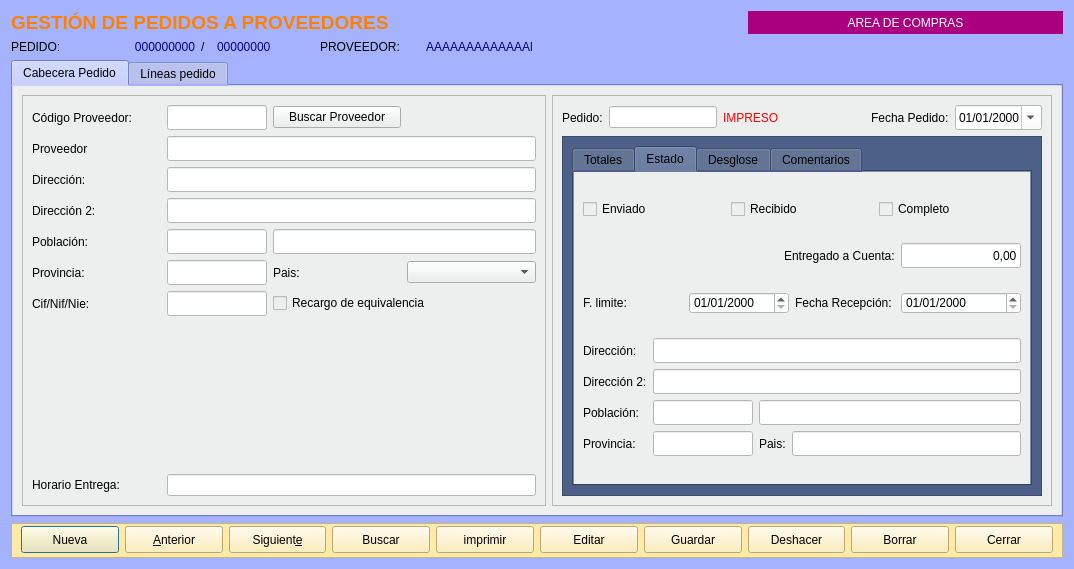
Above: Zona_Compras/frmpedidosproveedor.ui from arcnexus/RedFoX before the change. Below: the same form after it.
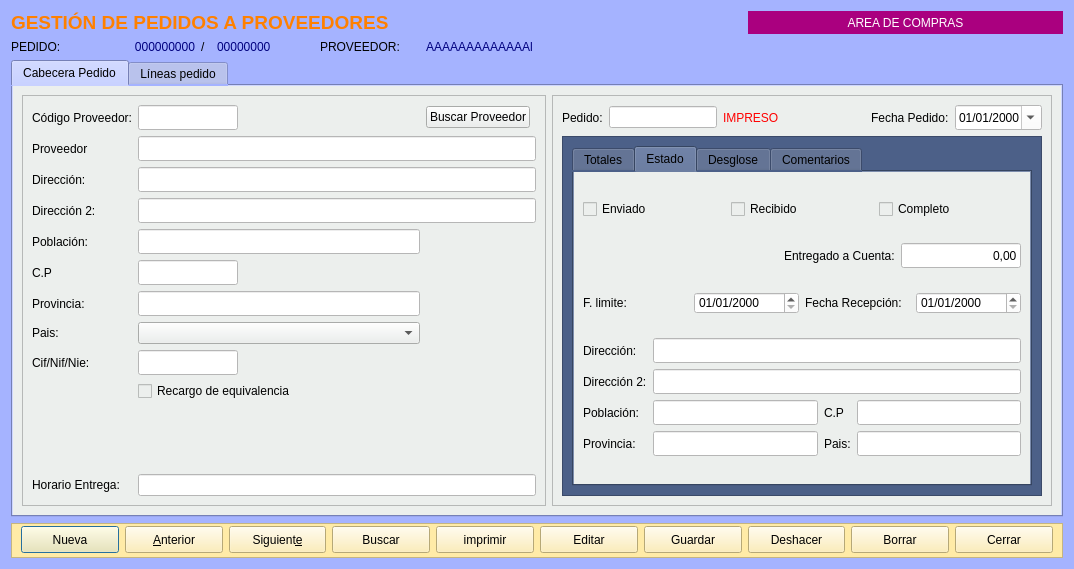
That is the form after the change. The open tabs and pages were chosen to show the change. Icons and pictures are not drawn.

Diff of the .ui file:
```diff
--- a/Zona_Compras/frmpedidosproveedor.ui
+++ b/Zona_Compras/frmpedidosproveedor.ui
@@ -338,10 +338,109 @@
           <enum>QFrame::Raised</enum>
          </property>
          <layout class="QGridLayout" name="gridLayout">
+          <item row="2" column="0">
+           <widget class="QLabel" name="label_5">
+            <property name="text">
+             <string>Dirección:</string>
+            </property>
+           </widget>
+          </item>
+          <item row="4" column="0">
+           <widget class="QLabel" name="label_7">
+            <property name="text">
+             <string>Población:</string>
+            </property>
+           </widget>
+          </item>
+          <item row="8" column="1">
+           <widget class="QLineEdit" name="txtcCif">
+            <property name="minimumSize">
+             <size>
+              <width>0</width>
+              <height>25</height>
+             </size>
+            </property>
+            <property name="maximumSize">
+             <size>
+              <width>100</width>
+              <height>16777215</height>
+             </size>
+            </property>
+            <property name="styleSheet">
+             <string notr="true">background-color: rgb(255, 255, 255);</string>
+            </property>
+           </widget>
+          </item>
+          <item row="11" column="0">
+           <widget class="QLabel" name="label_19">
+            <property name="text">
+             <string>Horario Entrega:</string>
+            </property>
+           </widget>
+          </item>
+          <item row="11" column="1" colspan="3">
+           <widget class="QLineEdit" name="txtHorarioEntrega">
+            <property name="styleSheet">
+             <string notr="true">background-color: rgb(255, 255, 255);</string>
+            </property>
+           </widget>
+          </item>
+          <item row="0" column="0">
+           <widget class="QLabel" name="label_3">
+            <property name="text">
+             <string>Código Proveedor:</string>
+            </property>
+           </widget>
+          </item>
           <item row="6" column="0">
-           <widget class="QLabel" name="label_15">
+           <widget class="QLabel" name="label_13">
             <property name="text">
-             <string>Cif/Nif/Nie:</string>
+             <string>Provincia:</string>
+            </property>
+           </widget>
+          </item>
+          <item row="3" column="1" colspan="3">
+           <widget class="QLineEdit" name="txtcDireccion2">
+            <property name="minimumSize">
+             <size>
+              <width>0</width>
+              <height>25</height>
+             </size>
+            </property>
+            <property name="styleSheet">
+             <string notr="true">background-color: rgb(255, 255, 255);</string>
+            </property>
+           </widget>
+          </item>
+          <item row="10" column="1">
+           <spacer name="verticalSpacer_2">
+            <property name="orientation">
+             <enum>Qt::Vertical</enum>
+            </property>
+            <property name="sizeHint" stdset="0">
+             <size>
+              <width>20</width>
+              <height>40</height>
+             </size>
+            </property>
+           </spacer>
+          </item>
+          <item row="0" column="1">
+           <widget class="QLineEdit" name="txtcCodigoProveedor">
+            <property name="minimumSize">
+             <size>
+              <width>0</width>
+              <height>25</height>
+             </size>
+            </property>
+            <property name="maximumSize">
+             <size>
+              <width>100</width>
+              <height>16777215</height>
+             </size>
+            </property>
+            <property name="styleSheet">
+             <string notr="true">background-color: rgb(255, 255, 255);</string>
             </property>
            </widget>
           </item>
@@ -358,20 +457,14 @@
             </property>
            </widget>
           </item>
-          <item row="4" column="1">
-           <widget class="QLineEdit" name="txtcCp">
+          <item row="1" column="1" colspan="3">
+           <widget class="QLineEdit" name="txtcProveedor">
             <property name="minimumSize">
              <size>
-              <width>100</width>
+              <width>0</width>
               <height>25</height>
              </size>
             </property>
-            <property name="maximumSize">
-             <size>
-              <width>70</width>
-              <height>16777215</height>
-             </size>
-            </property>
             <property name="styleSheet">
              <string notr="true">background-color: rgb(255, 255, 255);</string>
             </property>
@@ -388,22 +481,13 @@
             </property>
            </widget>
           </item>
-          <item row="1" column="1" colspan="3">
-           <widget class="QLineEdit" name="txtcProveedor">
-            <property name="minimumSize">
-             <size>
-              <width>0</width>
-              <height>25</height>
-             </size>
-            </property>
-            <property name="styleSheet">
-             <string notr="true">background-color: rgb(255, 255, 255);</string>
+          <item row="1" column="0">
+           <widget class="QLabel" name="label_4">
+            <property name="text">
+             <string>Proveedor</string>
             </property>
            </widget>
           </item>
-          <item row="5" column="3">
-           <widget class="QComboBox" name="combo_pais"/>
-          </item>
           <item row="3" column="0">
            <widget class="QLabel" name="label_6">
             <property name="text">
@@ -411,53 +495,17 @@
             </property>
            </widget>
           </item>
-          <item row="5" column="1">
-           <widget class="QLineEdit" name="txtcProvincia">
-            <property name="minimumSize">
-             <size>
-              <width>0</width>
-              <height>25</height>
-             </size>
-            </property>
-            <property name="maximumSize">
-             <size>
-              <width>100</width>
-              <height>16777215</height>
-             </size>
-            </property>
-            <property name="styleSheet">
-             <string notr="true">background-color: rgb(255, 255, 255);</string>
-            </property>
-           </widget>
-          </item>
-          <item row="1" column="0">
-           <widget class="QLabel" name="label_4">
+          <item row="8" column="0">
+           <widget class="QLabel" name="label_15">
             <property name="text">
-             <string>Proveedor</string>
-            </property>
-           </widget>
-          </item>
-          <item row="5" column="2">
-           <widget class="QLabel" name="label_14">
-            <property name="text">
-             <string>Pais:</string>
+             <string>Cif/Nif/Nie:</string>
             </property>
            </widget>
           </item>
           <item row="7" column="1">
-           <spacer name="verticalSpacer_2">
-            <property name="orientation">
-             <enum>Qt::Vertical</enum>
-            </property>
-            <property name="sizeHint" stdset="0">
-             <size>
-              <width>20</width>
-              <height>40</height>
-             </size>
-            </property>
-           </spacer>
+           <widget class="QComboBox" name="combo_pais"/>
           </item>
-          <item row="4" column="2" colspan="2">
+          <item row="4" column="1">
            <widget class="QLineEdit" name="txtcPoblacion">
             <property name="sizePolicy">
              <sizepolicy hsizetype="Expanding" vsizetype="Fixed">
@@ -476,48 +524,34 @@
             </property>
            </widget>
           </item>
-          <item row="5" column="0">
-           <widget class="QLabel" name="label_13">
-            <property name="text">
-             <string>Provincia:</string>
-            </property>
-           </widget>
-          </item>
-          <item row="0" column="0">
-           <widget class="QLabel" name="label_3">
-            <property name="text">
-             <string>Código Proveedor:</string>
-            </property>
-           </widget>
-          </item>
-          <item row="0" column="1">
-           <widget class="QLineEdit" name="txtcCodigoProveedor">
-            <property name="minimumSize">
-             <size>
-              <width>0</width>
-              <height>25</height>
-             </size>
-            </property>
-            <property name="maximumSize">
-             <size>
-              <width>100</width>
-              <height>16777215</height>
-             </size>
-            </property>
-            <property name="styleSheet">
-             <string notr="true">background-color: rgb(255, 255, 255);</string>
-            </property>
-           </widget>
-          </item>
-          <item row="2" column="0">
-           <widget class="QLabel" name="label_5">
-            <property name="text">
-             <string>Dirección:</string>
-            </property>
-           </widget>
-          </item>
           <item row="6" column="1">
-           <widget class="QLineEdit" name="txtcCif">
+           <widget class="QLineEdit" name="txtcProvincia">
+            <property name="minimumSize">
+             <size>
+              <width>0</width>
+              <height>25</height>
+             </size>
+            </property>
+            <property name="maximumSize">
+             <size>
+              <width>16777215</width>
+              <height>16777215</height>
+             </size>
+            </property>
+            <property name="styleSheet">
+             <string notr="true">background-color: rgb(255, 255, 255);</string>
+            </property>
+           </widget>
+          </item>
+          <item row="7" column="0">
+           <widget class="QLabel" name="label_14">
+            <property name="text">
+             <string>Pais:</string>
+            </property>
+           </widget>
+          </item>
+          <item row="5" column="1">
+           <widget class="QLineEdit" name="txtcCp">
             <property name="minimumSize">
              <size>
               <width>0</width>
@@ -535,47 +569,20 @@
             </property>
            </widget>
           </item>
-          <item row="6" column="2" colspan="2">
+          <item row="5" column="0">
+           <widget class="QLabel" name="label_32">
+            <property name="text">
+             <string>C.P</string>
+            </property>
+           </widget>
+          </item>
+          <item row="9" column="1">
            <widget class="QCheckBox" name="chklRecargoEq">
             <property name="text">
              <string>Recargo de equivalencia</string>
             </property>
            </widget>
           </item>
-          <item row="3" column="1" colspan="3">
-           <widget class="QLineEdit" name="txtcDireccion2">
-            <property name="minimumSize">
-             <size>
-              <width>0</width>
-              <height>25</height>
-             </size>
-            </property>
-            <property name="styleSheet">
-             <string notr="true">background-color: rgb(255, 255, 255);</string>
-            </property>
-           </widget>
-          </item>
-          <item row="4" column="0">
-           <widget class="QLabel" name="label_7">
-            <property name="text">
-             <string>Población:</string>
-            </property>
-           </widget>
-          </item>
-          <item row="8" column="0">
-           <widget class="QLabel" name="label_19">
-            <property name="text">
-             <string>Horario Entrega:</string>
-            </property>
-           </widget>
-          </item>
-          <item row="8" column="1" colspan="3">
-           <widget class="QLineEdit" name="txtHorarioEntrega">
-            <property name="styleSheet">
-             <string notr="true">background-color: rgb(255, 255, 255);</string>
-            </property>
-           </widget>
-          </item>
          </layout>
         </widget>
        </item>
@@ -583,7 +590,7 @@
         <widget class="QFrame" name="frame">
          <property name="minimumSize">
           <size>
-           <width>500</width>
+           <width>0</width>
            <height>243</height>
           </size>
          </property>
@@ -688,7 +695,7 @@
                 <enum>QTabWidget::North</enum>
                </property>
                <property name="currentIndex">
-                <number>1</number>
+                <number>0</number>
                </property>
                <widget class="QWidget" name="tab">
                 <property name="styleSheet">
@@ -813,7 +820,7 @@
                      </property>
                      <property name="minimumSize">
                       <size>
-                       <width>100</width>
+                       <width>0</width>
                        <height>0</height>
                       </size>
                      </property>
@@ -1014,7 +1021,7 @@
                   <widget class="QDateEdit" name="txtdFechaRecepcion">
                    <property name="minimumSize">
                     <size>
-                     <width>120</width>
+                     <width>0</width>
                      <height>0</height>
                     </size>
                    </property>
@@ -1037,14 +1044,7 @@
                  </item>
                  <item row="3" column="0" colspan="4">
                   <layout class="QGridLayout" name="gridLayout_7">
-                   <item row="0" column="0">
-                    <widget class="QLabel" name="label_38">
-                     <property name="text">
-                      <string>Dirección:</string>
-                     </property>
-                    </widget>
-                   </item>
-                   <item row="0" column="1" colspan="3">
+                   <item row="0" column="2" colspan="3">
                     <widget class="QLineEdit" name="txtcDireccionEntrega">
                      <property name="minimumSize">
                       <size>
@@ -1057,26 +1057,6 @@
                      </property>
                     </widget>
                    </item>
-                   <item row="1" column="0">
-                    <widget class="QLabel" name="label_41">
-                     <property name="text">
-                      <string>Dirección 2:</string>
-                     </property>
-                    </widget>
-                   </item>
-                   <item row="1" column="1" colspan="3">
-                    <widget class="QLineEdit" name="txtcDireccionEntrega_2">
-                     <property name="minimumSize">
-                      <size>
-                       <width>0</width>
-                       <height>25</height>
-                      </size>
-                     </property>
-                     <property name="styleSheet">
-                      <string notr="true">background-color: rgb(255, 255, 255);</string>
-                     </property>
-                    </widget>
-                   </item>
                    <item row="2" column="0">
                     <widget class="QLabel" name="label_40">
                      <property name="text">
@@ -1084,79 +1064,54 @@
                      </property>
                     </widget>
                    </item>
-                   <item row="2" column="1">
-                    <widget class="QLineEdit" name="txtcCpEntrega">
-                     <property name="minimumSize">
-                      <size>
-                       <width>100</width>
-                       <height>25</height>
-                      </size>
-                     </property>
-                     <property name="maximumSize">
-                      <size>
-                       <width>70</width>
-                       <height>16777215</height>
-                      </size>
-                     </property>
-                     <property name="styleSheet">
-                      <string notr="true">background-color: rgb(255, 255, 255);</string>
-                     </property>
-                    </widget>
-                   </item>
-                   <item row="2" column="2" colspan="2">
-                    <widget class="QLineEdit" name="txtcPoblacionEntrega">
-                     <property name="sizePolicy">
-                      <sizepolicy hsizetype="Expanding" vsizetype="Fixed">
-                       <horstretch>0</horstretch>
-                       <verstretch>0</verstretch>
-                      </sizepolicy>
-                     </property>
-                     <property name="minimumSize">
-                      <size>
-                       <width>0</width>
-                       <height>25</height>
-                      </size>
-                     </property>
-                     <property name="styleSheet">
-                      <string notr="true">background-color: rgb(255, 255, 255);</string>
-                     </property>
-                    </widget>
-                   </item>
-                   <item row="3" column="0">
-                    <widget class="QLabel" name="label_39">
-                     <property name="text">
-                      <string>Provincia:</string>
-                     </property>
-                    </widget>
-                   </item>
-                   <item row="3" column="1">
-                    <widget class="QLineEdit" name="txtcProvinciaEntrega">
-                     <property name="minimumSize">
-                      <size>
-                       <width>0</width>
-                       <height>25</height>
-                      </size>
-                     </property>
-                     <property name="maximumSize">
-                      <size>
-                       <width>100</width>
-                       <height>16777215</height>
-                      </size>
-                     </property>
-                     <property name="styleSheet">
-                      <string notr="true">background-color: rgb(255, 255, 255);</string>
-                     </property>
-                    </widget>
-                   </item>
                    <item row="3" column="2">
+                    <widget class="QLineEdit" name="txtcProvinciaEntrega">
+                     <property name="minimumSize">
+                      <size>
+                       <width>0</width>
+                       <height>25</height>
+                      </size>
+                     </property>
+                     <property name="maximumSize">
+                      <size>
+                       <width>16777215</width>
+                       <height>16777215</height>
+                      </size>
+                     </property>
+                     <property name="styleSheet">
+                      <string notr="true">background-color: rgb(255, 255, 255);</string>
+                     </property>
+                    </widget>
+                   </item>
+                   <item row="0" column="0">
+                    <widget class="QLabel" name="label_38">
+                     <property name="text">
+                      <string>Dirección:</string>
+                     </property>
+                    </widget>
+                   </item>
+                   <item row="3" column="4">
+                    <widget class="QLineEdit" name="txtcPaisEntrega">
+                     <property name="minimumSize">
+                      <size>
+                       <width>0</width>
+                       <height>25</height>
+                      </size>
+                     </property>
+                     <property name="styleSheet">
+                      <string notr="true">background-color: rgb(255, 255, 255);</string>
+                     </property>
+                    </widget>
+                   </item>
+                   <item row="3" column="3">
                     <widget class="QLabel" name="label_37">
                      <property name="text">
                       <string>Pais:</string>
                      </property>
                     </widget>
                    </item>
-                   <item row="3" column="3">
-                    <widget class="QLineEdit" name="txtcPaisEntrega">
+                   <item row="1" column="2" colspan="3">
+                    <widget class="QLineEdit" name="txtcDireccionEntrega_2">
                      <property name="minimumSize">
                       <size>
                        <width>0</width>
@@ -1168,6 +1123,65 @@
                      </property>
                     </widget>
                    </item>
+                   <item row="1" column="0">
+                    <widget class="QLabel" name="label_41">
+                     <property name="text">
+                      <string>Dirección 2:</string>
+                     </property>
+                    </widget>
+                   </item>
+                   <item row="3" column="0">
+                    <widget class="QLabel" name="label_39">
+                     <property name="text">
+                      <string>Provincia:</string>
+                     </property>
+                    </widget>
+                   </item>
+                   <item row="2" column="4">
+                    <widget class="QLineEdit" name="txtcCpEntrega">
+                     <property name="minimumSize">
+                      <size>
+                       <width>0</width>
+                       <height>25</height>
+                      </size>
+                     </property>
+                     <property name="maximumSize">
+                      <size>
+                       <width>16777215</width>
+                       <height>16777215</height>
+                      </size>
+                     </property>
+                     <property name="styleSheet">
+                      <string notr="true">background-color: rgb(255, 255, 255);</string>
+                     </property>
+                    </widget>
+                   </item>
+                   <item row="2" column="2">
+                    <widget class="QLineEdit" name="txtcPoblacionEntrega">
+                     <property name="sizePolicy">
+                      <sizepolicy hsizetype="Expanding" vsizetype="Fixed">
+                       <horstretch>0</horstretch>
+                       <verstretch>0</verstretch>
+                      </sizepolicy>
+                     </property>
+                     <property name="minimumSize">
+                      <size>
+                       <width>0</width>
+                       <height>25</height>
+                      </size>
+                     </property>
+                     <property name="styleSheet">
+                      <string notr="true">background-color: rgb(255, 255, 255);</string>
+                     </property>
+                    </widget>
+                   </item>
+                   <item row="2" column="3">
+                    <widget class="QLabel" name="label_31">
+                     <property name="text">
+                      <string>C.P</string>
+                     </property>
+                    </widget>
+                   </item>
                   </layout>
                  </item>
                  <item row="0" column="0" colspan="4">
```
